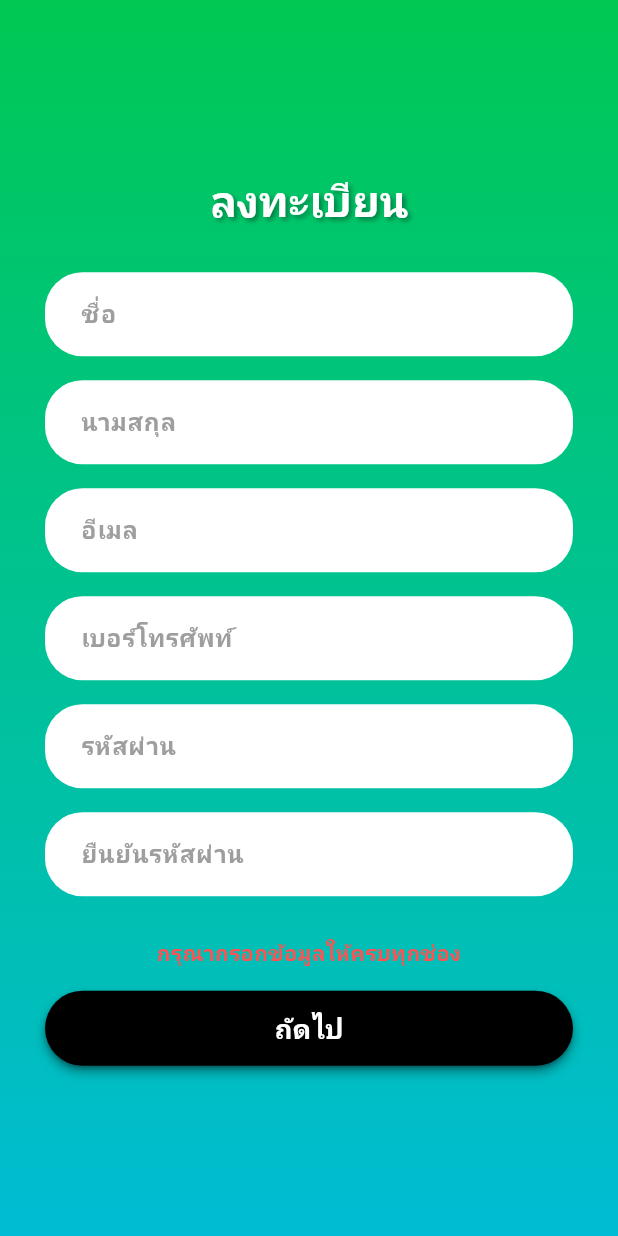
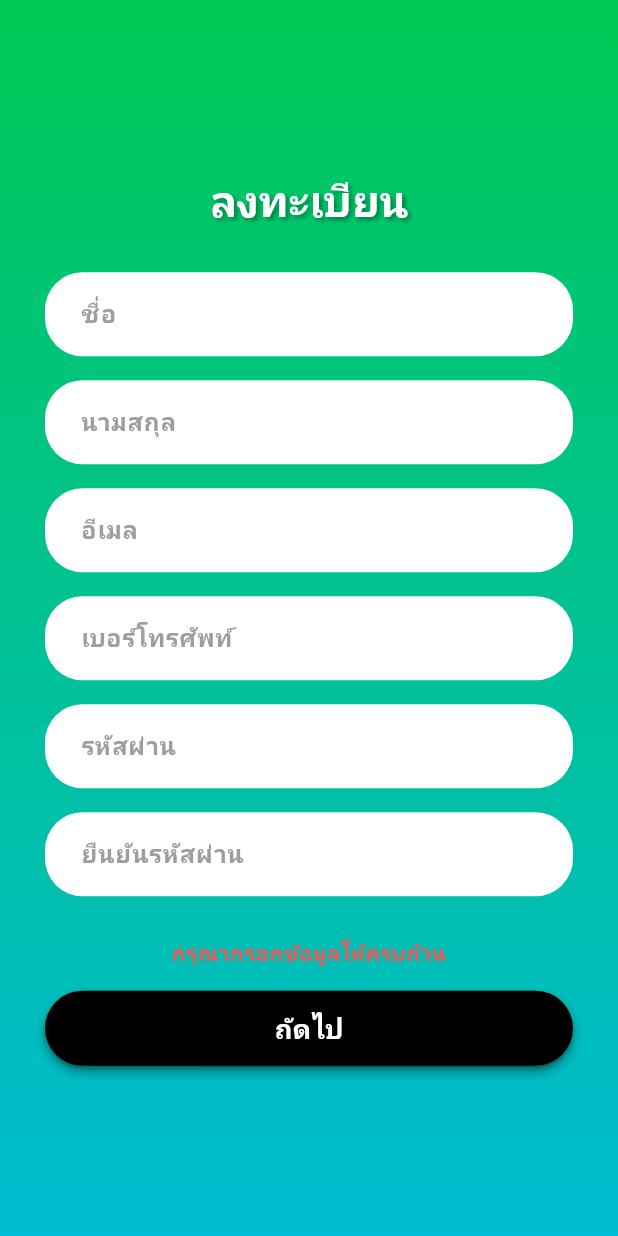
Before and after one commit to baitong12/edunudge-ui, a Flutter app: the Register01 screen opened by its route, after a tap on "ถัดไป", on a phone screen of 412 x 824 dp. Run offline on Flutter 3.47's test engine with Material 3 defaults, Android fonts, the phone set to English and light mode, and no system bars; our stand-ins replace firebase_auth, firebase_core, firebase_messaging, fl_chart, flutter_dotenv, geolocator and 3 more; accounts and stored records are empty.

Commit message:
บทที่4

```diff
--- a/lib/auth/register01.dart
+++ b/lib/auth/register01.dart
@@ -1,7 +1,4 @@
 import 'package:flutter/material.dart';
-// Removed http and dart:convert imports as backend call is moved to Register02
-// import 'package:http/http.dart' as http;
-// import 'dart:convert';
 
 class Register01 extends StatefulWidget {
   @override
@@ -38,7 +35,7 @@ class _Register01State extends State<Register01> {
       _errorMessage = null; // Clear previous errors
     });
 
-    // Basic client-side validation for empty fields
+    // Basic validation for empty fields
     if (nameController.text.isEmpty ||
         lastnameController.text.isEmpty ||
         emailController.text.isEmpty ||
@@ -46,20 +43,40 @@ class _Register01State extends State<Register01> {
         passwordController.text.isEmpty ||
         passwordConfirmationController.text.isEmpty) {
       setState(() {
-        _errorMessage = 'กรุณากรอกข้อมูลให้ครบทุกช่อง'; // Please fill in all fields
+        _errorMessage = 'กรุณากรอกข้อมูลให้ครบถ้วน';
       });
       return;
     }
 
-    // Client-side validation for password match
+    // Validate email format
+    String email = emailController.text.trim();
+    String emailPattern =
+        r"^[a-zA-Z0-9.a-zA-Z0-9.!#$%&'*+/=?^_`{|}~-]+@[a-zA-Z0-9]+\.[a-zA-Z]+";
+    RegExp regex = RegExp(emailPattern);
+    if (!regex.hasMatch(email)) {
+      setState(() {
+        _errorMessage = 'กรุณากรอกอีเมลให้ถูกต้อง';
+      });
+      return;
+    }
+
+    // Validate password length
+    if (passwordController.text.length < 8) {
+      setState(() {
+        _errorMessage = 'รหัสผ่านต้องมีอย่างน้อย 8 ตัวอักษร';
+      });
+      return;
+    }
+
+    // Validate password match
     if (passwordController.text != passwordConfirmationController.text) {
       setState(() {
-        _errorMessage = 'รหัสผ่านไม่ตรงกัน'; // Passwords do not match
+        _errorMessage = 'รหัสผ่านไม่ตรงกัน';
       });
-      return; // Stop navigation
+      return;
     }
 
-    // Pass all collected data to Register02
+    // Navigate to Register02 with collected data
     Navigator.pushNamed(
       context,
       '/register02',
@@ -118,7 +135,6 @@ class _Register01State extends State<Register01> {
                   _buildTextField('รหัสผ่าน', obscureText: true, controller: passwordController),
                   _buildTextField('ยืนยันรหัสผ่าน', obscureText: true, controller: passwordConfirmationController),
                   const SizedBox(height: 20),
-                  // Display error message if any
                   if (_errorMessage != null)
                     Padding(
                       padding: const EdgeInsets.only(bottom: 15.0),
@@ -152,7 +168,6 @@ class _Register01State extends State<Register01> {
                           borderRadius: BorderRadius.circular(25),
                         ),
                       ),
-                      // Only navigate, actual registration happens in Register02
                       onPressed: _navigateToRegister02,
                       child: const Text(
                         'ถัดไป',
@@ -198,7 +213,7 @@ class _Register01State extends State<Register01> {
           ),
           focusedBorder: OutlineInputBorder(
             borderRadius: BorderRadius.circular(25),
-            borderSide: const BorderSide(color: Color(0xFF221B64), width: 2), // Highlight when focused
+            borderSide: const BorderSide(color: Color(0xFF221B64), width: 2),
           ),
         ),
       ),
--- a/lib/auth/register02.dart
+++ b/lib/auth/register02.dart
@@ -76,7 +76,7 @@ class _Register02State extends State<Register02> {
         _selectedDepartmentId == null ||
         _selectedRoleId == null) {
       setState(() {
-        _errorMessage = 'กรุณาเลือกคณะ, สาขา และสถานะของคุณ';
+        _errorMessage = 'กรุณากรอกข้อมูลให้ครบถ้วน';
         _isLoading = false;
       });
       return;
```
Also changed, not shown: 6 other files.
